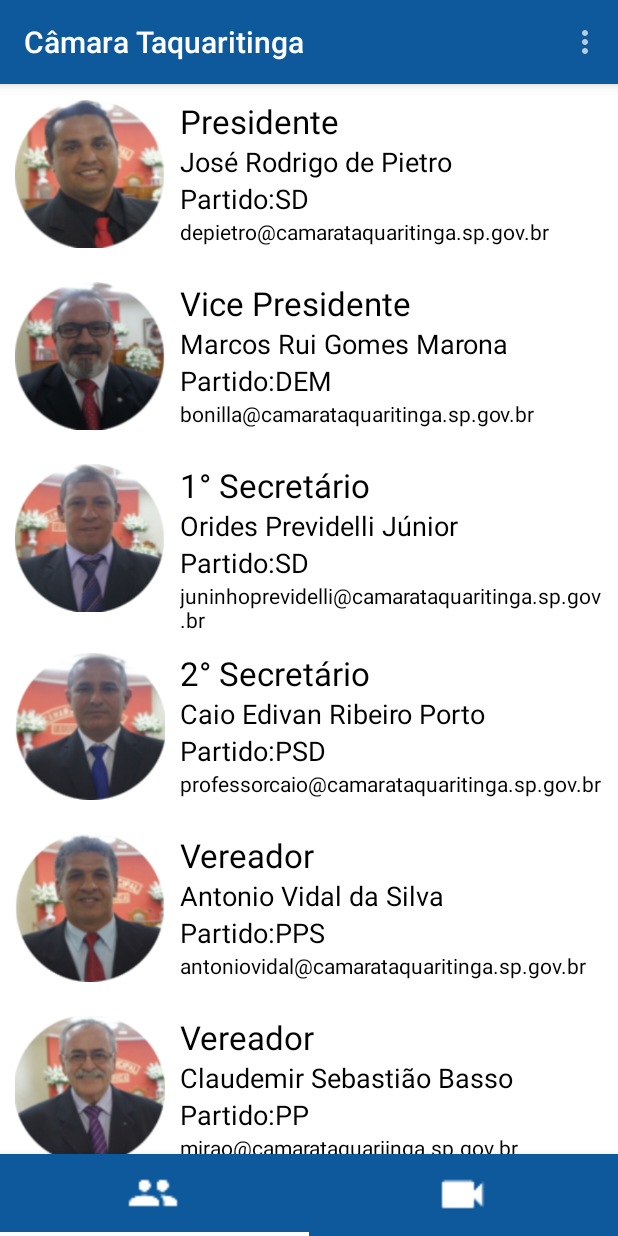
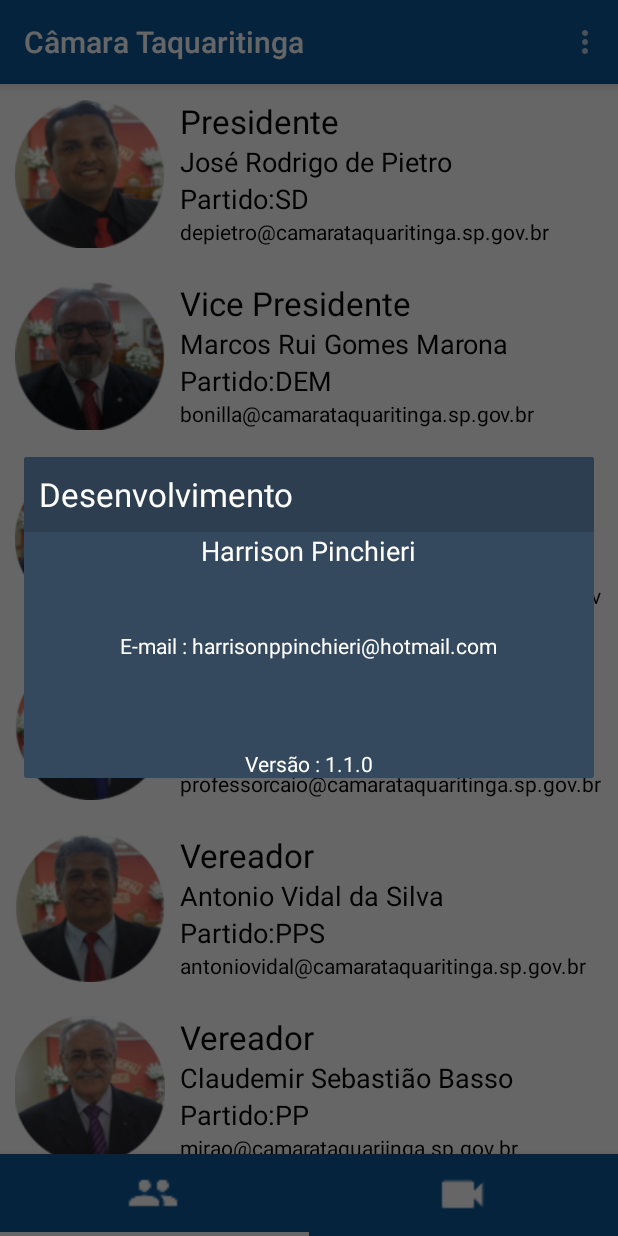
Before and after one commit to harrisonpinchieri/AppCamaraTaquaritinga-Android, an Android app: the screen it shows after launch once a user with an empty profile is signed in (MainActivity), in the options menu, after a tap on "Sobre", on a phone screen of 412 x 824 dp. Run offline under Robolectric (Android 15) with nearby library versions, the phone set to English and light mode, and no system bars; our stand-ins replace Firebase (no records; nobody signed in at launch, a user with empty details on screens opened directly); libraries missing offline, so code that uses them is left out: com.facebook, com.facebook.login; 4 statements that could not run were skipped.

Commit message:
versão 1.1.0

```diff
--- a/app/src/main/java/com/camarataquaritinga/projeto/camarataquaritinga/LoginActivity.java
+++ b/app/src/main/java/com/camarataquaritinga/projeto/camarataquaritinga/LoginActivity.java
@@ -77,8 +77,6 @@ public class LoginActivity extends AppCompatActivity {
                 mEnviar.setOnClickListener(new View.OnClickListener() {
                     @Override
                     public void onClick(View view) {
-
-
 
                         if(!mEmail.getText().toString().isEmpty()){
 
--- a/app/src/main/java/com/camarataquaritinga/projeto/camarataquaritinga/MainActivity.java
+++ b/app/src/main/java/com/camarataquaritinga/projeto/camarataquaritinga/MainActivity.java
@@ -4,11 +4,13 @@ import android.content.Intent;
 import android.os.Bundle;
 import android.support.v4.content.ContextCompat;
 import android.support.v4.view.ViewPager;
+import android.support.v7.app.AlertDialog;
 import android.support.v7.app.AppCompatActivity;
 import android.support.v7.widget.Toolbar;
 import android.view.Menu;
 import android.view.MenuInflater;
 import android.view.MenuItem;
+import android.view.View;
 import android.widget.Button;
 
 import com.camarataquaritinga.projeto.camarataquaritinga.Config.ConfiguracaoFirebase;
@@ -23,7 +25,7 @@ public class MainActivity extends AppCompatActivity  {
     private Button botaoSair;
     private FirebaseAuth autenticacao;
     private Toolbar toolbar;
-  //  private MenuPopupWindow.MenuDropDownListView menu;
+
     private SlidingTabLayout slidingTabLayout;
     private ViewPager viewPager;
 
@@ -57,6 +59,12 @@ public class MainActivity extends AppCompatActivity  {
         slidingTabLayout.setViewPager(viewPager);
 
 
+
+
+
+
+
+
     }
 
 
@@ -77,8 +85,7 @@ public class MainActivity extends AppCompatActivity  {
                 logout();
                 return true;
             case R.id.item_Sobre:
-
-
+                sobre();
                return true;
             default:
                 return super.onOptionsItemSelected(item);
@@ -86,7 +93,24 @@ public class MainActivity extends AppCompatActivity  {
 
 
     }
-      private void logout() {
+
+    private void sobre() {
+
+
+        final AlertDialog.Builder sBuilder= new AlertDialog.Builder(this);
+        final View sView = getLayoutInflater().inflate(R.layout.dialog_sobre,null);
+
+        sBuilder.setView(sView);
+        AlertDialog dialog = sBuilder.create();
+
+        dialog.show();
+
+
+
+
+    }
+
+    private void logout() {
 
         autenticacao = ConfiguracaoFirebase.getFirebaseAutenticacao();
 
--- a/app/src/main/java/com/camarataquaritinga/projeto/camarataquaritinga/adapter/TabsAdapter.java
+++ b/app/src/main/java/com/camarataquaritinga/projeto/camarataquaritinga/adapter/TabsAdapter.java
@@ -11,7 +11,6 @@ import android.text.Spanned;
 import android.text.style.ImageSpan;
 
 import com.camarataquaritinga.projeto.camarataquaritinga.R;
-import com.camarataquaritinga.projeto.camarataquaritinga.fragments.EmailFragment;
 import com.camarataquaritinga.projeto.camarataquaritinga.fragments.HomeFragment;
 import com.camarataquaritinga.projeto.camarataquaritinga.fragments.TvcamaraFragment;
 
@@ -48,10 +47,6 @@ public class TabsAdapter  extends FragmentStatePagerAdapter{
             case 1:
                 fragment  = new TvcamaraFragment();
                 break;
-            case 2:
-
-                fragment = new EmailFragment();
-                break;
 
 
         }
--- /dev/null
+++ b/app/src/main/res/layout/dialog_sobre.xml
@@ -0,0 +1,55 @@
+<?xml version="1.0" encoding="utf-8"?>
+<RelativeLayout xmlns:android="http://schemas.android.com/apk/res/android"
+    android:orientation="vertical" android:layout_width="match_parent"
+    android:layout_height="match_parent"
+    android:background="#34495e">
+
+    <TextView
+        android:layout_width="wrap_content"
+        android:layout_height="wrap_content"
+        android:textAppearance="?android:attr/textAppearanceMedium"
+        android:text="Harrison Pinchieri"
+        android:id="@+id/textView8"
+        android:textColor="@color/branco"
+        android:layout_below="@+id/textView10"
+        android:layout_centerHorizontal="true" />
+
+    <TextView
+        android:layout_width="wrap_content"
+        android:layout_height="wrap_content"
+        android:textAppearance="?android:attr/textAppearanceSmall"
+        android:text="E-mail : harrisonppinchieri@hotmail.com"
+        android:id="@+id/textView9"
+        android:textColor="@color/branco"
+        android:layout_below="@+id/textView8"
+        android:layout_centerHorizontal="true"
+        android:layout_marginTop="41dp" />
+
+    <TextView
+        android:layout_width="wrap_content"
+        android:layout_height="50dp"
+        android:textAppearance="?android:attr/textAppearanceLarge"
+        android:text="Desenvolvimento"
+        android:id="@+id/textView10"
+        android:layout_alignParentTop="true"
+        android:layout_alignParentLeft="true"
+        android:layout_alignParentStart="true"
+        android:layout_alignParentRight="true"
+        android:layout_alignParentEnd="true"
+        android:backgroundTint="#2c3e50"
+        android:background="#2c3e50"
+        android:padding="10dp"
+        android:textColor="@color/branco" />
+
+    <TextView
+        android:layout_width="wrap_content"
+        android:layout_height="wrap_content"
+        android:textAppearance="?android:attr/textAppearanceSmall"
+        android:text="Versão : 1.1.0"
+        android:id="@+id/textView7"
+        android:textColor="@color/branco"
+        android:layout_below="@+id/textView9"
+        android:layout_centerHorizontal="true"
+        android:layout_marginTop="59dp" />
+
+</RelativeLayout>
```
Also changed, not shown: app/src/main/res/drawable/harrison.png (added).
